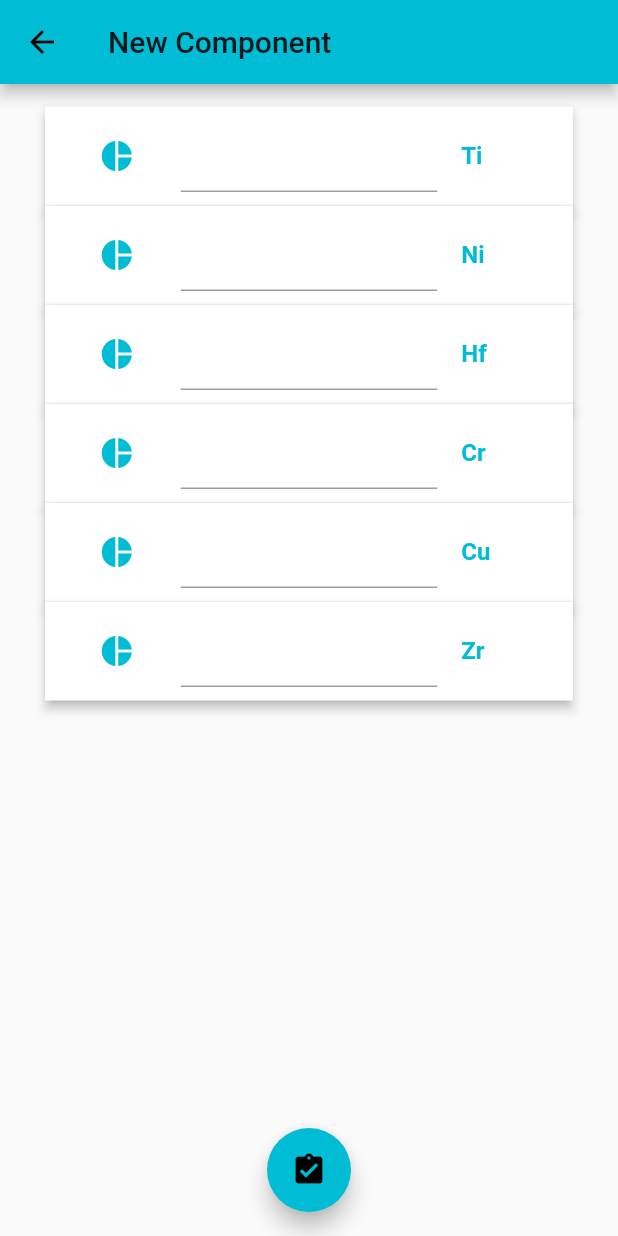
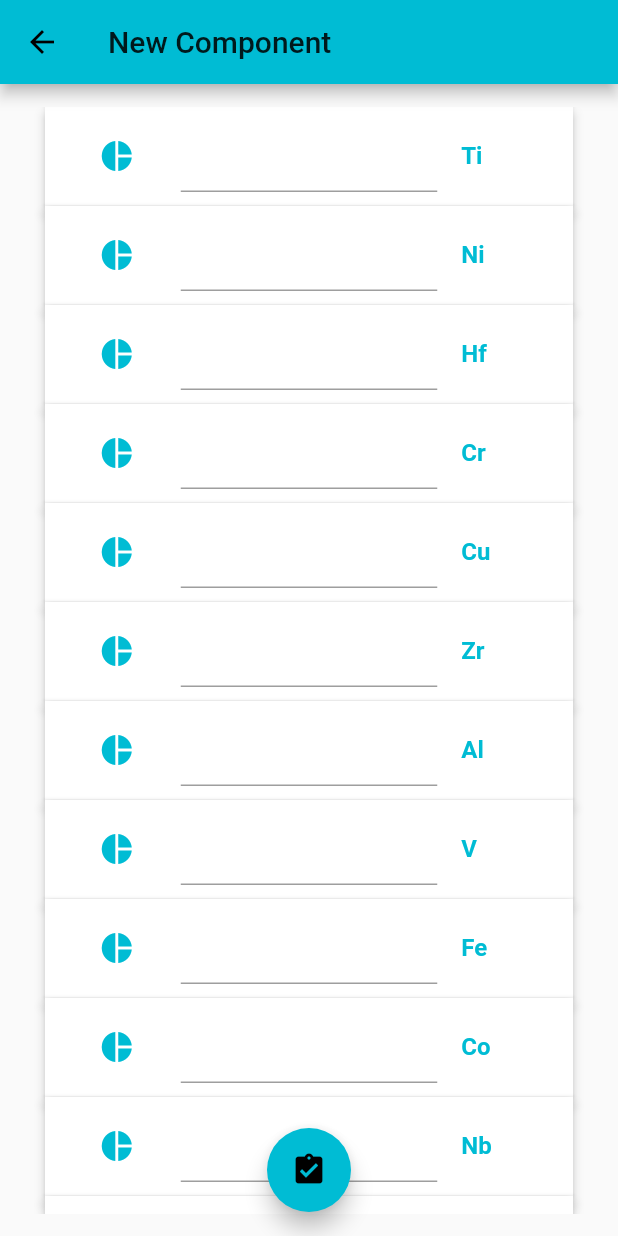
Before and after one commit to laye-d/flutter_eleCal, a Flutter app: the NewComponentPage screen opened directly, on a phone screen of 412 x 824 dp. Run offline on Flutter 3.47's test engine with Material 2 defaults, Android fonts, the phone set to English and light mode, and no system bars; our stand-ins replace shared_preferences; accounts and stored records are empty.

```diff
--- a/lib/elements.dart
+++ b/lib/elements.dart
@@ -2,8 +2,8 @@ import 'package:flutter/material.dart';
 import 'package:shared_preferences/shared_preferences.dart';
 
 //原子质量库
-var eleKeyList = <String>["Ti", "Ni", "Hf", "Cr", "Cu", "Zr"];
-var eleValueList = <double>[47.867, 58.6934, 178.49, 51.9961, 63.546, 91.2242];
+var eleKeyList = <String>["Ti", "Ni", "Hf", "Cr", "Cu", "Zr", "Al", "V", "Fe", "Co", "Nb", "Mo"];
+var eleValueList = <double>[47.867, 58.6934, 178.49, 51.9961, 63.546, 91.2242, 26.98154, 50.9415, 55.8452, 58.9332, 92.9064, 95.962];
 
 //历史成分库calHistoryList
 class CalHistory {
```
